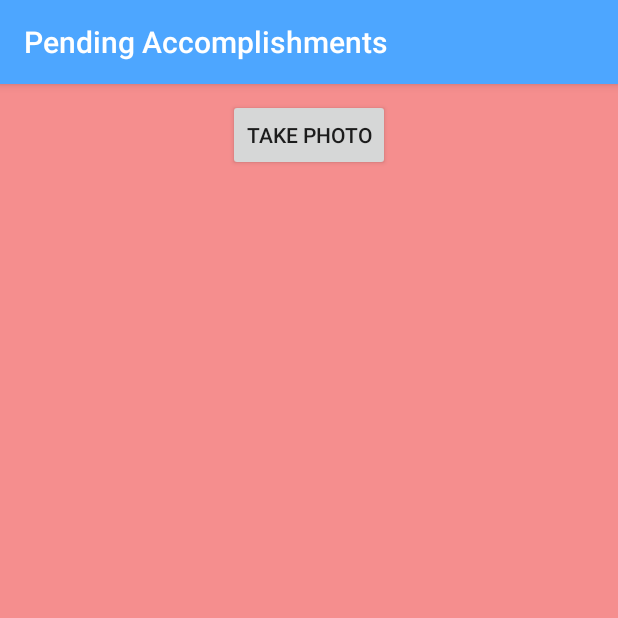
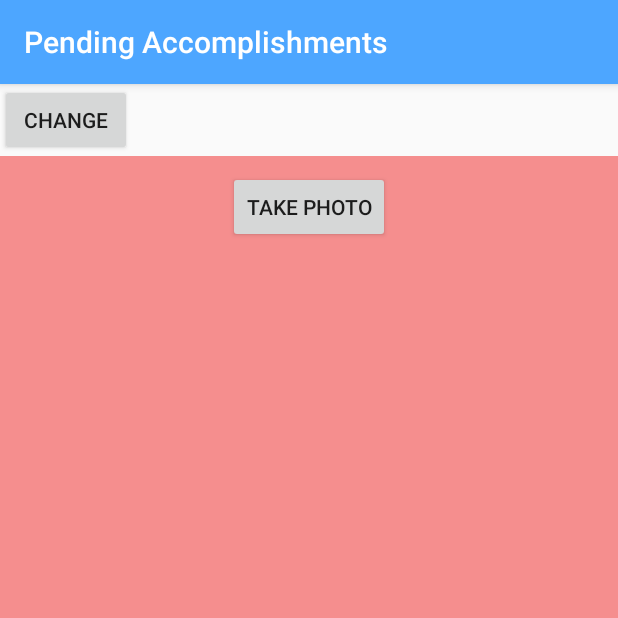
Before and after one commit to iBeket/VezbaAcumenics, an Android app: the FragmentActivity screen opened directly, with no data from a screen before it, on a phone screen of 412 x 824 dp, the top half of it. Run offline under Robolectric (Android 15) with nearby library versions, the phone set to English and light mode, and no system bars.

Commit message:
adding features to fragments, and some improvements

```diff
--- a/app/src/main/AndroidManifest.xml
+++ b/app/src/main/AndroidManifest.xml
@@ -29,6 +29,7 @@
         <activity android:name=".ListViewActivity"
             ></activity>
         <activity android:name=".FragmentActivity"
+            android:screenOrientation="portrait"
             ></activity>
         <activity android:name=".JasonActivity">
         </activity>
--- a/app/src/main/java/com/example/milos/vezba/FragmentActivity.java
+++ b/app/src/main/java/com/example/milos/vezba/FragmentActivity.java
@@ -12,6 +12,7 @@ import android.support.v4.app.ActivityCompat;
 import android.support.v4.content.ContextCompat;
 import android.support.v7.app.AppCompatActivity;
 
+import android.view.View;
 import android.widget.Button;
 
 
@@ -23,6 +24,8 @@ public class FragmentActivity extends AppCompatActivity {
 
     private Button photo;
     private Button video;
+    private Button change;
+    private boolean isClicked =false;
 
 
     protected void onCreate(Bundle savedInstanceState) {
@@ -31,34 +34,43 @@ public class FragmentActivity extends AppCompatActivity {
 
         photo = (Button) findViewById(R.id.button_fragment_photo);
         video = (Button) findViewById(R.id.button_fragment_video);
-
+        change = (Button) findViewById(R.id.change);
         //permissions for camera
         if (ContextCompat.checkSelfPermission(this, Manifest.permission.CAMERA) != PackageManager.PERMISSION_GRANTED) {
             photo.setEnabled(false);
             ActivityCompat.requestPermissions(this, new String[]{Manifest.permission.CAMERA, Manifest.permission.WRITE_EXTERNAL_STORAGE}, 0);
         }
-
-        if (getResources().getConfiguration().orientation == Configuration.ORIENTATION_PORTRAIT) {
-
         FragmentManager fragmentManager = getFragmentManager();
         FragmentTransaction fragmentTransaction = fragmentManager.beginTransaction();
 
         FragmentClass1 frg1 = new FragmentClass1();
         fragmentTransaction.replace(R.id.fragment_container, frg1);
         fragmentTransaction.commit();
+        isClicked=true;
+        change.setOnClickListener(new View.OnClickListener() {
+            @Override
+            public void onClick(View v) {
+                if (!isClicked) {
+                    FragmentManager fragmentManager = getFragmentManager();
+                    FragmentTransaction fragmentTransaction = fragmentManager.beginTransaction();
 
+                    FragmentClass1 frg1 = new FragmentClass1();
+                    fragmentTransaction.replace(R.id.fragment_container, frg1);
+                    fragmentTransaction.commit();
+                    isClicked=true;
                 } else {
-
-
                     FragmentManager fragmentManager1 = getFragmentManager();
                     FragmentTransaction fragmentTransaction1 = fragmentManager1.beginTransaction();
 
                     FragmentClass2 frg2 = new FragmentClass2();
                     fragmentTransaction1.replace(R.id.fragment_container, frg2);
                     fragmentTransaction1.commit();
+                    isClicked=false;
                 }
             }
+        });
 
+    }
     //permissions for camera
     @Override
     public void onRequestPermissionsResult(int requestCode, String[] permissions, int[] grantResults) {
--- a/app/src/main/res/layout/activity_fragment.xml
+++ b/app/src/main/res/layout/activity_fragment.xml
@@ -2,6 +2,11 @@
 <LinearLayout xmlns:android="http://schemas.android.com/apk/res/android"
     android:orientation="vertical" android:layout_width="match_parent"
     android:layout_height="match_parent">
+    <Button
+        android:layout_width="wrap_content"
+        android:layout_height="wrap_content"
+        android:id="@+id/change"
+        android:text="Change"/>
 <FrameLayout
     android:id="@+id/fragment_container"
     android:layout_gravity="center"
```
Lines whose indentation alone changed are shown as unchanged.
